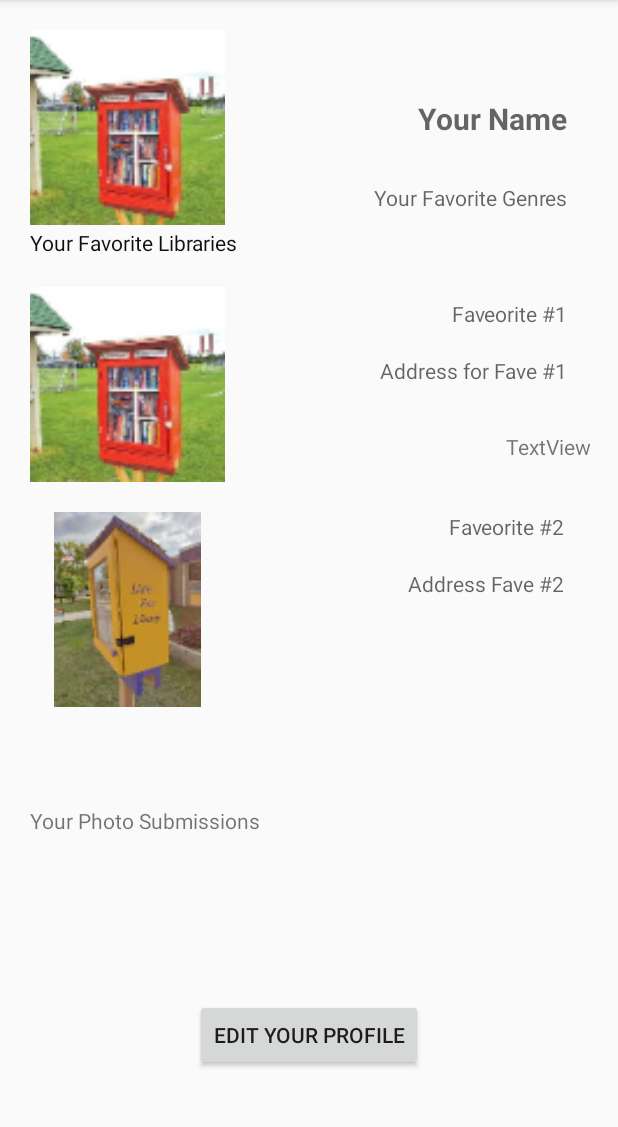
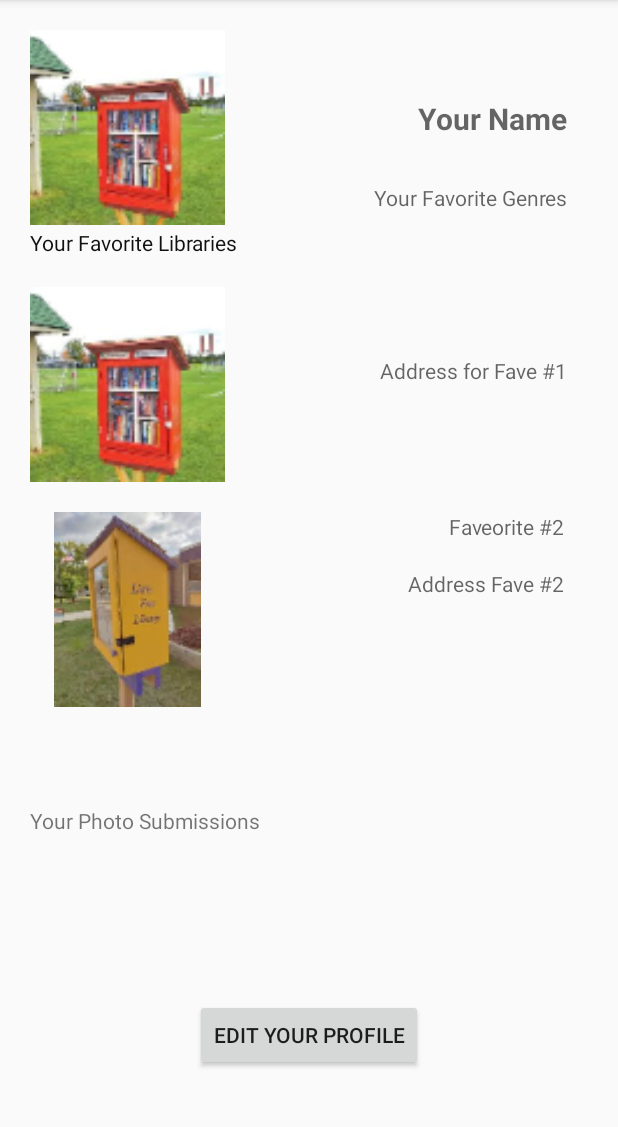
Before and after one commit to Corb3t/Little-Library-Android-Project, an Android app: the ProfileActivity screen opened directly, with no data from a screen before it, on a phone screen of 412 x 824 dp, the part 84-1211 px from its top. Run offline under Robolectric (Android 15) with nearby library versions, the phone set to English and light mode, and no system bars; our stand-ins replace Firebase (no records; nobody signed in at launch, a user with empty details on screens opened directly).

Commit message:
Merge remote-tracking branch 'origin/master'
# Conflicts:
#	app/src/main/java/com/example/littlelibraryproject/ProfileActivity.java
#	app/src/main/java/com/example/littlelibraryproject/ProfileCreationActivity.java
#	app/src/main/res/layout/activity_profile.xml

```diff
--- a/app/src/main/java/com/example/littlelibraryproject/ProfileActivity.java
+++ b/app/src/main/java/com/example/littlelibraryproject/ProfileActivity.java
@@ -3,17 +3,22 @@ package com.example.littlelibraryproject;
 import androidx.annotation.NonNull;
 import androidx.annotation.Nullable;
 import androidx.appcompat.app.AppCompatActivity;
+import androidx.recyclerview.widget.RecyclerView;
 
 import android.content.Intent;
 import android.graphics.Bitmap;
+import android.media.Image;
 import android.net.Uri;
 import android.os.Bundle;
+import android.provider.ContactsContract;
 import android.provider.MediaStore;
 import android.util.Log;
+import android.view.LayoutInflater;
 import android.view.Menu;
 import android.view.MenuInflater;
 import android.view.MenuItem;
 import android.view.View;
+import android.view.ViewGroup;
 import android.widget.Button;
 import android.widget.ImageView;
 import android.widget.TextView;
@@ -30,8 +35,38 @@ import com.google.firebase.database.FirebaseDatabase;
 import com.google.firebase.database.ValueEventListener;
 import com.google.firebase.database.core.Context;
 import com.google.firebase.storage.FileDownloadTask;
+import com.google.firebase.storage.FirebaseStorage;
 import com.google.firebase.storage.StorageReference;
 
+
+import android.graphics.Bitmap;
+import android.graphics.ImageDecoder;
+import android.net.Uri;
+import android.provider.MediaStore;
+import android.util.Log;
+import android.view.LayoutInflater;
+import android.view.ViewGroup;
+import android.widget.ImageView;
+import android.widget.RelativeLayout;
+import android.widget.TextView;
+
+import androidx.annotation.NonNull;
+import androidx.recyclerview.widget.RecyclerView;
+
+import android.view.View;
+import android.widget.Toast;
+
+import com.google.android.gms.tasks.OnFailureListener;
+import com.google.android.gms.tasks.OnSuccessListener;
+import com.google.firebase.storage.FileDownloadTask;
+import com.google.firebase.storage.FirebaseStorage;
+import com.google.firebase.storage.StorageReference;
+import com.google.firebase.storage.UploadTask;
+
+import java.io.File;
+import java.io.IOException;
+import java.util.ArrayList;
+import java.util.List;
 
 public class ProfileActivity extends AppCompatActivity implements View.OnClickListener, BottomNavigationView.OnNavigationItemSelectedListener {
 
@@ -49,12 +84,10 @@ public class ProfileActivity extends AppCompatActivity implements View.OnClickLi
     Button buttonEditProfile;
     DatabaseReference reff;
 
-
     @Override
     protected void onCreate(Bundle savedInstanceState) {
         super.onCreate(savedInstanceState);
         setContentView(R.layout.activity_profile);
-
 
         //mAuth = FirebaseAuth.getInstance();
         //String email = mAuth.getCurrentUser().getEmail();
@@ -63,9 +96,9 @@ public class ProfileActivity extends AppCompatActivity implements View.OnClickLi
         buttonEditProfile = findViewById(R.id.buttonEditProfile);
         imageViewProfilephoto = findViewById(R.id.imageViewProfilephoto);
         textViewPhotoSubmissions = findViewById(R.id.textViewPhotoSubmissions);
+        //textViewFirstfaveaddress = findViewById(R.id.textViewFirstfave);
+        textViewlongitude = findViewById(R.id.textViewlongitude);
         textViewFirstfaveaddress = findViewById(R.id.textViewFirstfaveaddress);
-        textViewlongitude = findViewById(R.id.textViewlongitude);
-        textViewFirstfave = findViewById(R.id.textViewFirstfave);
         imageViewlibuno = findViewById(R.id.imageViewlibuno);
         textViewSecondfave = findViewById(R.id.textViewSecondfave);
         textViewSecondfaveaddress = findViewById(R.id.textViewSecondfaveaddress);
@@ -85,30 +118,30 @@ public class ProfileActivity extends AppCompatActivity implements View.OnClickLi
 
         FirebaseDatabase database = FirebaseDatabase.getInstance();
         final DatabaseReference myRef = database.getReference().child("Users");
+        final DatabaseReference myRef2 = database.getReference().child("Libraries");
 
         myRef.orderByChild("username").equalTo(email).
                 //equalTo("Joe").
                         addChildEventListener(new ChildEventListener() {
                     @Override
                     public void onChildAdded(@NonNull DataSnapshot dataSnapshot, @Nullable String s) {
-                        User u = dataSnapshot.getValue(User.class);
+                        final User u = dataSnapshot.getValue(User.class);
                         textViewusername.setText(u.name);
                         textViewFavegenres.setText(u.favGenre);
                         textViewFaveorites.setText(u.favLibrary);
 
-                        myRef.orderByChild("library").equalTo(u.favLibrary).
+                        myRef2.orderByChild("libraryName").equalTo(u.favLibrary).
                                 addChildEventListener(new ChildEventListener() {
                                     @Override
                                     public void onChildAdded(@NonNull DataSnapshot dataSnapshot, @Nullable String s) {
+                                        Toast.makeText(ProfileActivity.this, u.favLibrary, Toast.LENGTH_SHORT).show();
                                         Library l = dataSnapshot.getValue(Library.class);
-                                            textViewFirstfave.setText(l.libraryName);
+                                        textViewFirstfaveaddress.setText(Double.toString(l.latitude));
+                                        textViewlongitude.setText(Double.toString(l.longitude));
                                     }
 
                                     @Override
                                     public void onChildChanged(@NonNull DataSnapshot dataSnapshot, @Nullable String s) {
-                                        Library l = dataSnapshot.getValue(Library.class);
-                                        textViewFirstfaveaddress.setText(Double.toString(l.latitude));
-                                        textViewlongitude.setText(Double.toString(l.longitude));
 
                                     }
 
@@ -156,7 +189,7 @@ public class ProfileActivity extends AppCompatActivity implements View.OnClickLi
 
     //Menu
     @Override
-        public boolean onCreateOptionsMenu (Menu menu){
+    public boolean onCreateOptionsMenu(Menu menu) {
 
         MenuInflater inflater = getMenuInflater();
         inflater.inflate(R.menu.mainmenu, menu);
@@ -165,7 +198,7 @@ public class ProfileActivity extends AppCompatActivity implements View.OnClickLi
     }
 
     @Override
-        public boolean onOptionsItemSelected (@NonNull MenuItem item){
+    public boolean onOptionsItemSelected(@NonNull MenuItem item) {
 
         if (item.getItemId() == R.id.itemLogin) {
             Intent LoginIntent = new Intent(this, LoginActivity.class);
@@ -194,7 +227,7 @@ public class ProfileActivity extends AppCompatActivity implements View.OnClickLi
 
 
     @Override
-        public boolean onNavigationItemSelected (@NonNull MenuItem menuItem){
+    public boolean onNavigationItemSelected(@NonNull MenuItem menuItem) {
 
         if (menuItem.getItemId() == R.id.navMap) {
             Intent mapIntent = new Intent(ProfileActivity.this, MapsActivity.class);
@@ -216,15 +249,16 @@ public class ProfileActivity extends AppCompatActivity implements View.OnClickLi
 
         return false;
     }
+
     @Override
-    public void onClick(View view){
+    public void onClick(View view) {
 
     }
 
-    }
 
 //deleted text views imageViewFavetwo, imageViewHomePhotoone, imageViewPhototwo,
 //imageViewFavetwo = findViewById(R.id.imageViewFavetwo);
 //imageViewHomePhotoone = findViewById(R.id.imageViewHomePhotoone);
 //imageViewPhototwo = findViewById(R.id.imageViewPhototwo);
 //textViewFaveorites = findViewById(R.id.textViewFaveorites);
+}
--- a/app/src/main/res/layout/activity_profile.xml
+++ b/app/src/main/res/layout/activity_profile.xml
@@ -54,30 +54,19 @@
         app:layout_constraintTop_toBottomOf="@+id/textViewusername" />
 
     <TextView
-        android:id="@+id/textViewFirstfave"
-        android:layout_width="140dp"
-        android:layout_height="24dp"
-        android:layout_marginStart="87dp"
-        android:layout_marginTop="40dp"
-        android:layout_marginEnd="34dp"
-        android:hint="Faveorite #1"
-        android:textAlignment="textEnd"
-        app:layout_constraintEnd_toEndOf="parent"
-        app:layout_constraintStart_toEndOf="@+id/imageViewlibuno"
-        app:layout_constraintTop_toBottomOf="@+id/textViewFavegenres" />
-
-    <TextView
         android:id="@+id/textViewFirstfaveaddress"
         android:layout_width="140dp"
         android:layout_height="24dp"
         android:layout_marginStart="87dp"
-        android:layout_marginTop="14dp"
+        android:layout_marginTop="78dp"
         android:layout_marginEnd="34dp"
+        android:layout_marginBottom="15dp"
         android:hint="Address for Fave #1"
         android:textAlignment="textEnd"
+        app:layout_constraintBottom_toTopOf="@+id/textViewlongitude"
         app:layout_constraintEnd_toEndOf="parent"
         app:layout_constraintStart_toEndOf="@+id/imageViewlibuno"
-        app:layout_constraintTop_toBottomOf="@+id/textViewFirstfave" />
+        app:layout_constraintTop_toBottomOf="@+id/textViewFavegenres" />
 
     <TextView
         android:id="@+id/textViewSecondfave"
@@ -154,13 +143,14 @@
 
     <TextView
         android:id="@+id/textViewlongitude"
-        android:layout_width="58dp"
-        android:layout_height="35dp"
-        android:layout_marginStart="300dp"
-        android:layout_marginBottom="18dp"
-        android:text="TextView"
+        android:layout_width="114dp"
+        android:layout_height="47dp"
+        android:layout_marginTop="18dp"
+        android:layout_marginBottom="16dp"
         app:layout_constraintBottom_toTopOf="@+id/textViewSecondfave"
         app:layout_constraintEnd_toEndOf="parent"
-        app:layout_constraintStart_toStartOf="@+id/imageViewlibuno" />
+        app:layout_constraintHorizontal_bias="0.755"
+        app:layout_constraintStart_toEndOf="@+id/imageViewlibuno"
+        app:layout_constraintTop_toBottomOf="@+id/textViewFirstfaveaddress" />
 
 </androidx.constraintlayout.widget.ConstraintLayout>
```
Lines whose indentation alone changed are shown as unchanged.
